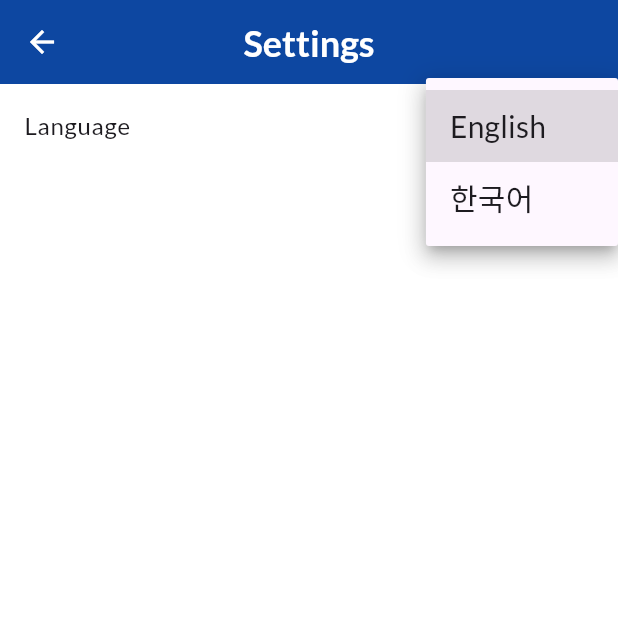
After one commit to NaZe0320/chessudoku, a Flutter app: the SettingsScreen screen opened directly, after a tap on "English", on a phone screen of 412 x 824 dp, the top half of it. The commit adds this screen. Run offline on Flutter 3.47's test engine with Material 3 defaults, Android fonts, the phone set to English and light mode, and no system bars; drawn by our look-alikes of google_mobile_ads; our stand-ins replace cloud_firestore, equatable, firebase_auth, firebase_core, google_fonts, google_sign_in and 1 more; accounts and stored records are empty; generated files the repository leaves out were written again; network calls fail.

Commit message:
[feat] 설정 화면 구현 및 언어 설정 기능 추가
- 설정 화면을 구현하고 메인 화면과 연결
- 언어 설정 기능 추가 (영어/한국어 지원)
- 다국어 지원을 위한 리소스 추가
- 언어 설정을 로컬 스토리지에 저장하고 불러오는 기능 구현

```diff
--- a/lib/main.dart
+++ b/lib/main.dart
@@ -2,15 +2,18 @@ import 'package:chessudoku/firebase_options.dart';
 import 'package:chessudoku/providers/ad_provider.dart';
 import 'package:chessudoku/providers/authentication_provider.dart';
 import 'package:chessudoku/providers/chance_provider.dart';
+import 'package:chessudoku/providers/locale_provider.dart';
 import 'package:chessudoku/screens/home_screen.dart';
 import 'package:chessudoku/screens/login_screen.dart';
 import 'package:chessudoku/services/ad_service.dart';
 import 'package:chessudoku/services/authentication_service.dart';
 import 'package:chessudoku/services/chance_service.dart';
 import 'package:chessudoku/services/storage_service.dart';
+import 'package:chessudoku/utils/app_localizations.dart';
 import 'package:firebase_core/firebase_core.dart';
 import 'package:flutter/material.dart';
 import 'package:flutter/services.dart';
+import 'package:flutter_localizations/flutter_localizations.dart';
 import 'package:google_fonts/google_fonts.dart';
 import 'package:provider/provider.dart';
 
@@ -37,6 +40,7 @@ void main() async {
     MultiProvider(
       providers: [
         ChangeNotifierProvider(create: (_) => AuthProvider(AuthService())),
+        ChangeNotifierProvider(create: (_) => LocaleProvider(storageService)),
         ChangeNotifierProxyProvider<AuthProvider, ChanceProvider>(
           create: (context) => ChanceProvider('', ChanceService()),
           update: (context, auth, previous) => ChanceProvider(auth.user?.uid ?? '', ChanceService()),
@@ -55,9 +59,19 @@ class ChessSudokuApp extends StatelessWidget {
 
   @override
   Widget build(BuildContext context) {
+    return Consumer<LocaleProvider>(
+      builder: (context, localeProvider, _) {
         return MaterialApp(
           title: 'Chess Sudoku',
           debugShowCheckedModeBanner: false,
+          locale: localeProvider.locale,
+          supportedLocales: LocaleProvider.supportedLanguages.keys.map((code) => Locale(code)),
+          localizationsDelegates: const [
+            AppLocalizations.delegate,
+            GlobalMaterialLocalizations.delegate,
+            GlobalWidgetsLocalizations.delegate,
+            GlobalCupertinoLocalizations.delegate,
+          ],
           theme: ThemeData(
             primarySwatch: Colors.blue,
             scaffoldBackgroundColor: Colors.white,
@@ -79,7 +93,10 @@ class ChessSudokuApp extends StatelessWidget {
             ),
 
             // 다이얼로그 테마
-        dialogTheme: DialogTheme(shape: RoundedRectangleBorder(borderRadius: BorderRadius.circular(16)), elevation: 5),
+            dialogTheme: DialogTheme(
+              shape: RoundedRectangleBorder(borderRadius: BorderRadius.circular(16)),
+              elevation: 5,
+            ),
 
             // 텍스트 테마
             textTheme: TextTheme(
@@ -116,6 +133,8 @@ class ChessSudokuApp extends StatelessWidget {
             },
           ),
         );
+      },
+    );
   }
 }
 
@@ -124,7 +143,7 @@ class AppConstants {
   static const appName = 'Chess Sudoku';
 
   // API 관련 상수
-  static const apiBaseUrl = 'http://localhost:5000';
+  //static const apiBaseUrl = 'http://localhost:5000';
 
   // 난이도 관련 상수
   static const difficulties = {'easy': '51-61 hints', 'medium': '51-41 hints', 'hard': '41-26 hints'};
@@ -139,4 +158,5 @@ class AppRoutes {
   static const game = '/game';
   static const tutorial = '/tutorial';
   static const settings = '/settings';
+  static const records = '/records';
 }
--- /dev/null
+++ b/lib/providers/locale_provider.dart
@@ -0,0 +1,28 @@
+import 'package:chessudoku/services/storage_service.dart';
+import 'package:flutter/material.dart';
+import 'package:shared_preferences/shared_preferences.dart';
+
+class LocaleProvider extends ChangeNotifier {
+  static const String _localeKey = 'app_locale';
+  final StorageService _storageService;
+
+  Locale _locale;
+
+  LocaleProvider(this._storageService) : _locale = Locale(_storageService.preferences.getString(_localeKey) ?? 'en');
+
+  Locale get locale => _locale;
+
+  static const Map<String, String> supportedLanguages = {
+    'en': 'English',
+    'ko': '한국어',
+    // 여기에 추가 언어를 넣을 수 있습니다
+  };
+
+  Future<void> setLocale(String languageCode) async {
+    if (!supportedLanguages.containsKey(languageCode)) return;
+
+    await _storageService.preferences.setString(_localeKey, languageCode);
+    _locale = Locale(languageCode);
+    notifyListeners();
+  }
+}
--- a/lib/screens/home_screen.dart
+++ b/lib/screens/home_screen.dart
@@ -3,6 +3,7 @@ import 'package:chessudoku/providers/authentication_provider.dart';
 import 'package:chessudoku/providers/chance_provider.dart';
 import 'package:chessudoku/screens/game_screen.dart';
 import 'package:chessudoku/screens/record_screen.dart';
+import 'package:chessudoku/screens/setting_screen.dart';
 import 'package:chessudoku/screens/tutorial_screen.dart';
 import 'package:chessudoku/services/api_service.dart';
 import 'package:chessudoku/utils/converts.dart';
@@ -238,13 +239,13 @@ class _HomeScreenState extends State<HomeScreen> {
                         const SizedBox(height: 16),
 
                         // 설정 버튼
-                        // _MenuButton(
-                        //   icon: Icons.settings,
-                        //   label: 'Settings',
-                        //   onPressed: () {
-                        //     // TODO: Navigate to settings screen
-                        //   },
-                        // ),
+                        _MenuButton(
+                          icon: Icons.settings,
+                          label: 'Settings',
+                          onPressed: () {
+                            Navigator.push(context, MaterialPageRoute(builder: (context) => const SettingsScreen()));
+                          },
+                        ),
                         const SizedBox(height: 16),
 
                         // 체스 기물 아이콘들
--- /dev/null
+++ b/lib/screens/setting_screen.dart
@@ -0,0 +1,56 @@
+// screens/settings_screen.dart
+
+import 'package:chessudoku/widgets/common/banner_ad.dart';
+import 'package:flutter/material.dart';
+import 'package:provider/provider.dart';
+import 'package:chessudoku/providers/locale_provider.dart';
+import 'package:chessudoku/utils/app_localizations.dart';
+
+class SettingsScreen extends StatelessWidget {
+  const SettingsScreen({super.key});
+
+  @override
+  Widget build(BuildContext context) {
+    final localizations = AppLocalizations.of(context);
+
+    return Scaffold(
+      appBar: AppBar(
+        title: Text(localizations.settings),
+        centerTitle: true,
+        backgroundColor: Colors.blue.shade900,
+        foregroundColor: Colors.white,
+      ),
+      body: Column(
+        spacing: 4,
+        children: [
+          Expanded(
+            child: ListView(
+              children: [
+                ListTile(
+                  title: Text(localizations.language),
+                  trailing: Consumer<LocaleProvider>(
+                    builder:
+                        (context, provider, child) => DropdownButton<String>(
+                          value: provider.locale.languageCode,
+                          items:
+                              LocaleProvider.supportedLanguages.entries.map((entry) {
+                                return DropdownMenuItem(value: entry.key, child: Text(entry.value));
+                              }).toList(),
+                          onChanged: (String? languageCode) {
+                            if (languageCode != null) {
+                              provider.setLocale(languageCode);
+                            }
+                          },
+                        ),
+                  ),
+                ),
+                // 여기에 다른 설정 항목들을 추가할 수 있습니다
+              ],
+            ),
+          ),
+          BannerAdWidget(),
+        ],
+      ),
+    );
+  }
+}
--- a/lib/services/storage_service.dart
+++ b/lib/services/storage_service.dart
@@ -8,10 +8,10 @@ class StorageService {
   static const String _gameProgressKey = 'game_progress';
   static const int recordsPerPage = 20; // 한 페이지당 기록 수
 
-  final SharedPreferences _preferences;
+  final SharedPreferences preferences;
   final FirebaseFirestore _firestore;
 
-  StorageService(this._preferences) : _firestore = FirebaseFirestore.instance;
+  StorageService(this.preferences) : _firestore = FirebaseFirestore.instance;
 
   static Future<StorageService> initialize() async {
     final prefs = await SharedPreferences.getInstance();
@@ -84,7 +84,7 @@ class StorageService {
   Future<GameRecord?> getBestRecordByDifficulty(String userId, String difficulty) async {
     try {
       final cacheKey = 'best_record_${userId}_$difficulty';
-      final cachedRecord = _preferences.getString(cacheKey);
+      final cachedRecord = preferences.getString(cacheKey);
 
       if (cachedRecord != null) {
         return GameRecord.fromMap(jsonDecode(cachedRecord));
@@ -105,7 +105,7 @@ class StorageService {
       final record = GameRecord.fromMap({...snapshot.docs.first.data(), 'id': snapshot.docs.first.id});
 
       // 캐시에 저장
-      await _preferences.setString(cacheKey, jsonEncode(record.toMap()));
+      await preferences.setString(cacheKey, jsonEncode(record.toMap()));
 
       return record;
     } catch (e) {
@@ -117,12 +117,12 @@ class StorageService {
   // 게임 진행 상태 저장
   Future<void> saveGameProgress(GameState state) async {
     final stateJson = state.toJson();
-    await _preferences.setString(_gameProgressKey, jsonEncode(stateJson));
+    await preferences.setString(_gameProgressKey, jsonEncode(stateJson));
   }
 
   // 게임 진행 상태 불러오기
   Future<GameState?> loadGameProgress() async {
-    final stateJson = _preferences.getString(_gameProgressKey);
+    final stateJson = preferences.getString(_gameProgressKey);
     if (stateJson == null) return null;
 
     try {
@@ -136,6 +136,6 @@ class StorageService {
 
   // 게임 진행 상태 삭제
   Future<void> clearGameProgress() async {
-    await _preferences.remove(_gameProgressKey);
+    await preferences.remove(_gameProgressKey);
   }
 }
--- /dev/null
+++ b/lib/utils/app_localizations.dart
@@ -0,0 +1,96 @@
+// utils/app_localizations.dart
+
+import 'package:flutter/material.dart';
+
+class AppLocalizations {
+  final Locale locale;
+
+  AppLocalizations(this.locale);
+
+  static AppLocalizations of(BuildContext context) {
+    return Localizations.of<AppLocalizations>(context, AppLocalizations)!;
+  }
+
+  static const Map<String, Map<String, String>> _localizedValues = {
+    'en': {
+      'appName': 'ChesSudoku',
+      'subtitle': 'A unique blend of Chess and Sudoku',
+      'newGame': 'New Game',
+      'continueGame': 'Continue Game',
+      'records': 'Records',
+      'howToPlay': 'How to Play',
+      'settings': 'Settings',
+      'language': 'Language',
+      'easy': 'Easy',
+      'medium': 'Medium',
+      'hard': 'Hard',
+      'selectDifficulty': 'Select Difficulty',
+      'memo': 'Memo',
+      'check': 'Check',
+      'undo': 'Undo',
+      'reset': 'Reset',
+      'pause': 'Pause',
+      'resume': 'Resume',
+      'complete': 'Complete',
+      'time': 'Time',
+      'hintsUsed': 'Hints Used',
+      'difficulty': 'Difficulty',
+      'continue': 'Continue',
+      'cancel': 'Cancel',
+    },
+    'ko': {
+      'appName': '체스도쿠',
+      'subtitle': '체스와 스도쿠의 독특한 만남',
+      'newGame': '새 게임',
+      'continueGame': '이어하기',
+      'records': '기록실',
+      'howToPlay': '게임 방법',
+      'settings': '설정',
+      'language': '언어',
+      'easy': '쉬움',
+      'medium': '보통',
+      'hard': '어려움',
+      'selectDifficulty': '난이도 선택',
+      'memo': '메모',
+      'check': '확인',
+      'undo': '되돌리기',
+      'reset': '초기화',
+      'pause': '일시정지',
+      'resume': '재개',
+      'complete': '완료',
+      'time': '시간',
+      'hintsUsed': '힌트 사용',
+      'difficulty': '난이도',
+      'continue': '계속하기',
+      'cancel': '취소',
+    },
+  };
+
+  String get appName => _localizedValues[locale.languageCode]!['appName']!;
+  String get subtitle => _localizedValues[locale.languageCode]!['subtitle']!;
+  String get newGame => _localizedValues[locale.languageCode]!['newGame']!;
+  String get continueGame => _localizedValues[locale.languageCode]!['continueGame']!;
+  String get records => _localizedValues[locale.languageCode]!['records']!;
+  String get howToPlay => _localizedValues[locale.languageCode]!['howToPlay']!;
+  String get settings => _localizedValues[locale.languageCode]!['settings']!;
+  String get language => _localizedValues[locale.languageCode]!['language']!;
+
+  static const LocalizationsDelegate<AppLocalizations> delegate = _AppLocalizationsDelegate();
+}
+
+class _AppLocalizationsDelegate extends LocalizationsDelegate<AppLocalizations> {
+  const _AppLocalizationsDelegate();
+
+  @override
+  bool isSupported(Locale locale) {
+    return ['en', 'ko'].contains(locale.languageCode);
+  }
+
+  @override
+  Future<AppLocalizations> load(Locale locale) async {
+    return AppLocalizations(locale);
+  }
+
+  @override
+  bool shouldReload(_AppLocalizationsDelegate old) => false;
+}
--- a/pubspec.yaml
+++ b/pubspec.yaml
@@ -9,6 +9,9 @@ environment:
 
 dependencies:
   flutter:
+    sdk: flutter
+
+  flutter_localizations:
     sdk: flutter
 
   # 상태 관리
@@ -39,7 +42,7 @@ dependencies:
   # 유틸리티
   equatable: ^2.0.7         # 값 비교 지원
   collection: ^1.19.0       # 컬렉션 유틸리티
-  intl: ^0.20.2             # 국제화/로컬라이제이션
+  intl: ^0.19.0             # 국제화/로컬라이제이션
   path: ^1.9.1
 
   # 분석/로깅
```
Lines whose indentation alone changed are shown as unchanged.
